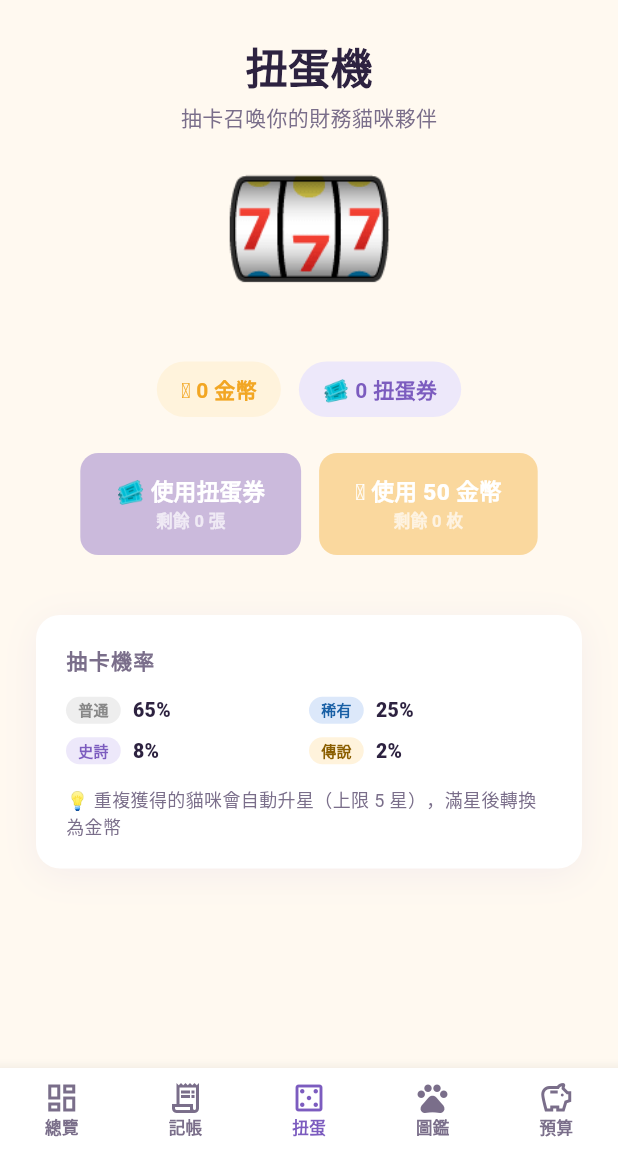
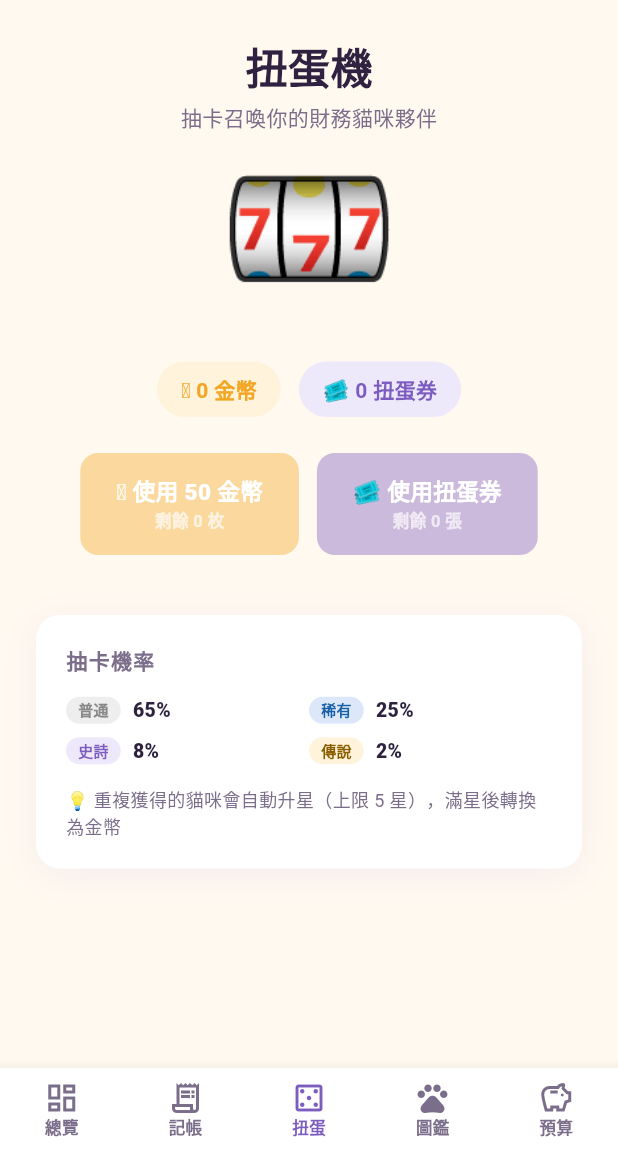
Before and after one commit to waitin9/CoinNeko_Fullstack, a Flutter app: the HomeScreen screen opened directly, item 3 of the bottom bar chosen, on a phone screen of 412 x 824 dp, the part 84-1236 px from its top. Run offline on Flutter 3.47's test engine with Material 3 defaults, Android fonts, the phone set to English and light mode, and no system bars; our stand-ins replace flutter_secure_storage; accounts and stored records are empty; network calls fail; Roboto replaces fonts that are missing (NotoSansTC, Nunito).

Commit message:
更新 UI：對調扭蛋按鈕位置

```diff
--- a/CoinNeko_Flutter/coinneko_app/lib/screens/gacha_screen.dart
+++ b/CoinNeko_Flutter/coinneko_app/lib/screens/gacha_screen.dart
@@ -179,6 +179,15 @@ class _GachaScreenState extends State<GachaScreen>
       runSpacing: 12,
       alignment: WrapAlignment.center,
       children: [
+
+        _GachaButton(
+          label: '🪙 使用 50 金幣',
+          subtitle: '剩餘 ${user.coins} 枚',
+          color: AppColors.gold,
+          enabled: !_isPulling && user.coins >= 50,
+          isLoading: false,
+          onPressed: () => _pull(useCoins: true),
+        ),
         _GachaButton(
           label: '🎟️ 使用扭蛋券',
           subtitle: '剩餘 ${user.gachaTickets} 張',
@@ -186,14 +195,6 @@ class _GachaScreenState extends State<GachaScreen>
           enabled: !_isPulling && user.gachaTickets > 0,
           isLoading: _isPulling,
           onPressed: () => _pull(useCoins: false),
-        ),
-        _GachaButton(
-          label: '🪙 使用 50 金幣',
-          subtitle: '剩餘 ${user.coins} 枚',
-          color: AppColors.gold,
-          enabled: !_isPulling && user.coins >= 50,
-          isLoading: false,
-          onPressed: () => _pull(useCoins: true),
         ),
       ],
     );
```
Also changed, not shown: 2 other files.
